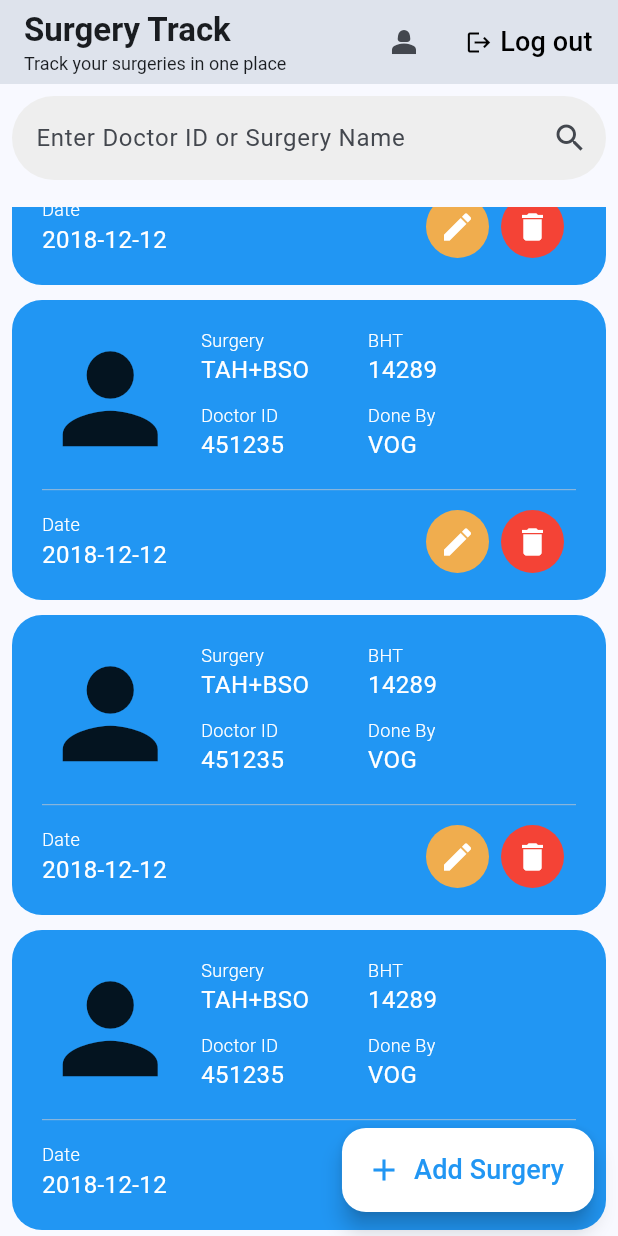
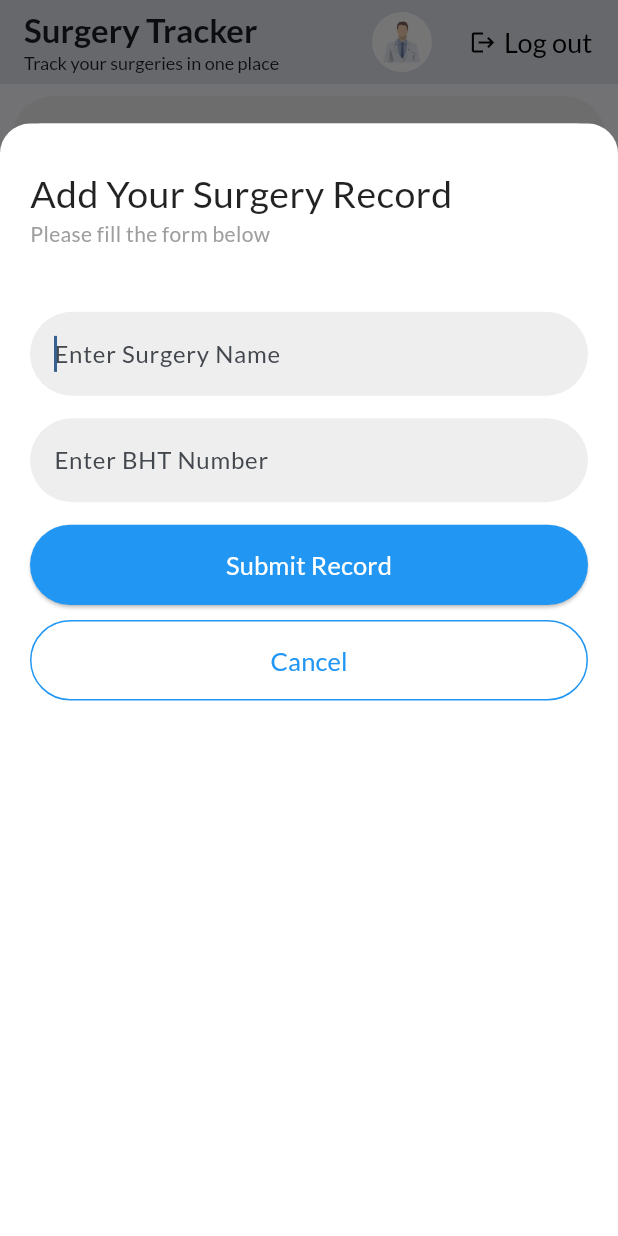
Before and after one commit to MuksithMRA/surgery_tracker, a Flutter app: the Home screen opened directly, scrolled down 576 dp, after a tap on "Add Surgery", on a phone screen of 412 x 824 dp. Run offline on Flutter 3.47's test engine with Material 2 defaults, Android fonts, the phone set to English and light mode, and no system bars; our stand-ins replace google_fonts.

Commit message:
added  add surgery and profile

```diff
--- a/lib/main.dart
+++ b/lib/main.dart
@@ -1,4 +1,5 @@
 import 'package:flutter/material.dart';
+import 'package:google_fonts/google_fonts.dart';
 import 'package:surgery_tracker/screens/splash.dart';
 
 void main() {
@@ -16,6 +17,7 @@ class MyApp extends StatelessWidget {
         primaryColor: Colors.blue,
         colorScheme: ColorScheme.fromSeed(seedColor: Colors.blue),
         useMaterial3: true,
+        textTheme: GoogleFonts.latoTextTheme(),
       ),
       home: const SplashScreen(),
     );
--- a/lib/models/screen_size.dart
+++ b/lib/models/screen_size.dart
@@ -3,9 +3,11 @@ import 'package:flutter/material.dart';
 class ScreenSize {
   static double height = 0;
   static double width = 0;
+  static MediaQueryData mediaQueryData = const MediaQueryData();
 
   static void init(BuildContext context) {
-    height = MediaQuery.of(context).size.height;
-    width = MediaQuery.of(context).size.width;
+    mediaQueryData = MediaQuery.of(context);
+    height = mediaQueryData.size.height;
+    width = mediaQueryData.size.width;
   }
 }
--- a/lib/screens/home.dart
+++ b/lib/screens/home.dart
@@ -1,5 +1,6 @@
 import 'package:flutter/material.dart';
 import 'package:surgery_tracker/models/screen_size.dart';
+import 'package:surgery_tracker/screens/profile.dart';
 
 class Home extends StatefulWidget {
   const Home({super.key});
@@ -9,16 +10,27 @@ class Home extends StatefulWidget {
 }
 
 class _HomeState extends State<Home> {
+  final GlobalKey<FormState> _key = GlobalKey<FormState>();
   @override
   Widget build(BuildContext context) {
     return Scaffold(
       floatingActionButton: FloatingActionButton.extended(
         backgroundColor: Colors.white,
-        onPressed: () {},
-        icon: const Icon(Icons.add, color: Colors.blue),
+        onPressed: () {
+          showModalBottomSheet(
+              isScrollControlled: true,
+              context: context,
+              useSafeArea: true,
+              builder: (_) => addSurgery());
+        },
+        icon: const Icon(
+          Icons.add,
+          color: Colors.blue,
+        ),
         label: const Text(
           "Add Surgery",
-          style: TextStyle(color: Colors.blue, fontSize: 18),
+          style: TextStyle(
+              color: Colors.blue, fontSize: 18, fontWeight: FontWeight.w600),
         ),
       ),
       appBar: AppBar(
@@ -26,7 +38,7 @@ class _HomeState extends State<Home> {
           crossAxisAlignment: CrossAxisAlignment.start,
           children: [
             Text(
-              "Surgery Track",
+              "Surgery Tracker",
               style: TextStyle(
                 fontWeight: FontWeight.bold,
               ),
@@ -39,8 +51,17 @@ class _HomeState extends State<Home> {
         ),
         actions: [
           IconButton(
-            onPressed: () {},
-            icon: const Icon(Icons.person_2),
+            onPressed: () {
+              Navigator.push(context,
+                  MaterialPageRoute(builder: (_) => const ProfileScreen()));
+            },
+            icon: Hero(
+              tag: 'doctor_profile',
+              child: CircleAvatar(
+                foregroundColor: Theme.of(context).primaryColor,
+                backgroundImage: const AssetImage("assets/doctor_avatar.jpg"),
+              ),
+            ),
           ),
           Padding(
             padding: const EdgeInsets.symmetric(horizontal: 5),
@@ -277,4 +298,122 @@ class _HomeState extends State<Home> {
       ),
     );
   }
+
+  Widget addSurgery() {
+    return Container(
+      padding: const EdgeInsets.fromLTRB(20, 20, 20, 20),
+      height: ScreenSize.height * 0.9,
+      decoration: const BoxDecoration(
+        color: Colors.white,
+        borderRadius: BorderRadius.only(
+          topLeft: Radius.circular(20),
+          topRight: Radius.circular(20),
+        ),
+      ),
+      child: Form(
+        key: _key,
+        child: Column(
+          crossAxisAlignment: CrossAxisAlignment.start,
+          children: [
+            SizedBox(height: ScreenSize.height * 0.01),
+            const Text(
+              "Add Your Surgery Record",
+              style: TextStyle(
+                fontSize: 25,
+              ),
+            ),
+            const Text(
+              "Please fill the form below",
+              style: TextStyle(fontSize: 14, color: Colors.grey),
+            ),
+            SizedBox(
+              height: ScreenSize.height * 0.05,
+            ),
+            TextFormField(
+              autofocus: true,
+              validator: (value) {
+                if (value == null || value.isEmpty) {
+                  return "Surgery Name Required";
+                }
+                return null;
+              },
+              decoration: InputDecoration(
+                hintText: 'Enter Surgery Name',
+                filled: true,
+                fillColor: Colors.grey.shade200,
+                border: OutlineInputBorder(
+                  borderSide: BorderSide.none,
+                  borderRadius: BorderRadius.circular(30),
+                ),
+              ),
+            ),
+            const SizedBox(
+              height: 15,
+            ),
+            TextFormField(
+              validator: (value) {
+                if (value == null || value.isEmpty) {
+                  return "BHT Number Required";
+                }
+                return null;
+              },
+              keyboardType: TextInputType.number,
+              decoration: InputDecoration(
+                hintText: 'Enter BHT Number',
+                filled: true,
+                fillColor: Colors.grey.shade200,
+                border: OutlineInputBorder(
+                  borderSide: BorderSide.none,
+                  borderRadius: BorderRadius.circular(30),
+                ),
+              ),
+            ),
+            const SizedBox(
+              height: 15,
+            ),
+            ElevatedButton(
+              style: ButtonStyle(
+                  backgroundColor: MaterialStateProperty.all(Colors.blue),
+                  fixedSize: MaterialStateProperty.all(
+                    Size(
+                      ScreenSize.width,
+                      ScreenSize.height * 0.065,
+                    ),
+                  )),
+              onPressed: () {
+                if (_key.currentState!.validate()) {}
+              },
+              child: const Text(
+                "Submit Record",
+                style: TextStyle(fontSize: 17, color: Colors.white),
+              ),
+            ),
+            const SizedBox(
+              height: 10,
+            ),
+            OutlinedButton(
+              style: ButtonStyle(
+                  side: MaterialStateProperty.all(
+                    const BorderSide(color: Colors.blue),
+                  ),
+                  fixedSize: MaterialStateProperty.all(
+                    Size(
+                      ScreenSize.width,
+                      ScreenSize.height * 0.065,
+                    ),
+                  )),
+              onPressed: () {
+                Navigator.pop(context);
+                _key.currentState!.reset();
+              },
+              child: const Text(
+                "Cancel",
+                style: TextStyle(fontSize: 17, color: Colors.blue),
+              ),
+            )
+          ],
+        ),
+      ),
+    );
+  }
 }
--- a/pubspec.yaml
+++ b/pubspec.yaml
@@ -35,6 +35,7 @@ dependencies:
   # The following adds the Cupertino Icons font to your application.
   # Use with the CupertinoIcons class for iOS style icons.
   cupertino_icons: ^1.0.2
+  google_fonts: ^5.0.0
 
 dev_dependencies:
   flutter_test:
@@ -59,9 +60,8 @@ flutter:
   uses-material-design: true
 
   # To add assets to your application, add an assets section, like this:
-  # assets:
-  #   - images/a_dot_burr.jpeg
-  #   - images/a_dot_ham.jpeg
+  assets:
+  - assets/
 
   # An image asset can refer to one or more resolution-specific "variants", see
   # https://flutter.dev/assets-and-images/#resolution-aware
```
Also changed, not shown: lib/screens/profile.dart (added, +168 -0 lines), assets/doctor_avatar.jpg (added), pubspec.lock, 1 other file.
